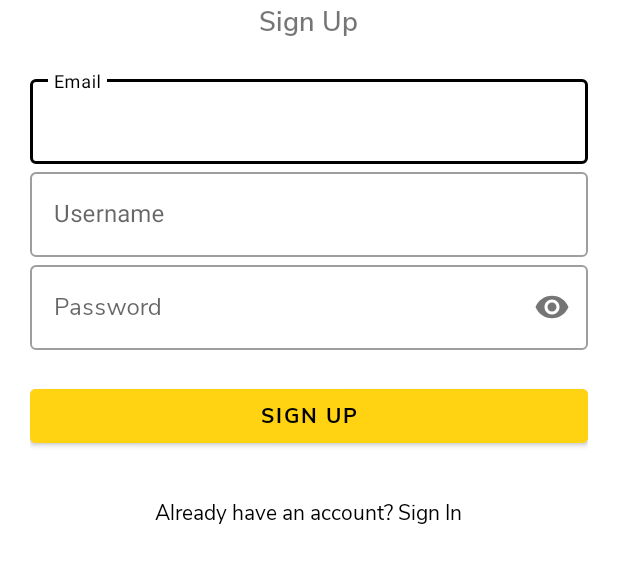
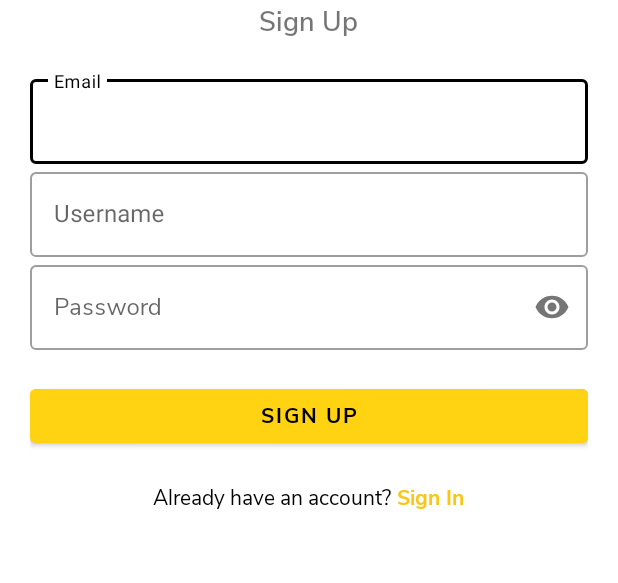
Before and after one commit to mkamilmistar/gold-pocket-kotlin, an Android app: the RegisterActivity screen opened directly, with no data from a screen before it, on a phone screen of 412 x 824 dp, the part 368-951 px from its top. Run offline under Robolectric (Android 15) with nearby library versions, the phone set to English and light mode, and no system bars.

Commit message:
fix layout

```diff
--- a/app/src/main/res/layout/activity_register.xml
+++ b/app/src/main/res/layout/activity_register.xml
@@ -96,8 +96,13 @@
       android:textColor="@color/black"
       android:fontFamily="@font/nunitosans_bold"/>
 
+    <LinearLayout
+      android:layout_width="wrap_content"
+      android:layout_height="wrap_content"
+      android:layout_gravity="center"
+      android:layout_marginTop="20dp"
+      android:orientation="horizontal">
       <TextView
-      android:id="@+id/text_sign_in"
         android:layout_width="wrap_content"
         android:layout_height="wrap_content"
         android:background="#00000000"
@@ -105,9 +110,21 @@
         android:fontFamily="@font/nunitosans_regular"
         android:text="@string/text_have_account_register"
         android:layout_gravity="center"
-      android:layout_marginTop="30dp"
         android:clickable="true"
         android:elevation="0dp"/>
+      <TextView
+        android:id="@+id/text_sign_in"
+        android:layout_width="wrap_content"
+        android:layout_height="wrap_content"
+        android:background="#00000000"
+        android:layout_marginStart="4dp"
+        android:textColor="@color/yellow_darker"
+        android:fontFamily="@font/nunitosans_bold"
+        android:text="@string/text_sign_in"
+        android:layout_gravity="center"
+        android:clickable="true"
+        android:elevation="0dp"/>
+    </LinearLayout>
 
   </LinearLayout>
 </LinearLayout>
--- a/app/src/main/res/values/strings.xml
+++ b/app/src/main/res/values/strings.xml
@@ -8,11 +8,11 @@
   <string name="placeholder_password">Password</string>
   <string name="text_forget_password">Forget Password?</string>
   <string name="text_sign_in">Sign In</string>
-  <string name="text_new_user_sign_up">Dont have an account? Sign Up</string>
+  <string name="text_new_user_sign_up">Dont have an account?</string>
   <string name="text_slogan_register">Register New Account</string>
   <string name="text_register_title">Sign Up</string>
   <string name="placeholder_email">Email</string>
-  <string name="text_have_account_register">Already have an account? Sign In</string>
+  <string name="text_have_account_register">Already have an account?</string>
   <string name="text_welcome">Welcome</string>
   <string name="text_onboard_slogan">Deposit Your Gold Here!</string>
   <string name="btn_get_started">Get Started</string>
```
Also changed, not shown: app/src/main/res/layout/activity_login.xml (+19 -2 lines). Lines whose indentation alone changed are shown as unchanged.
